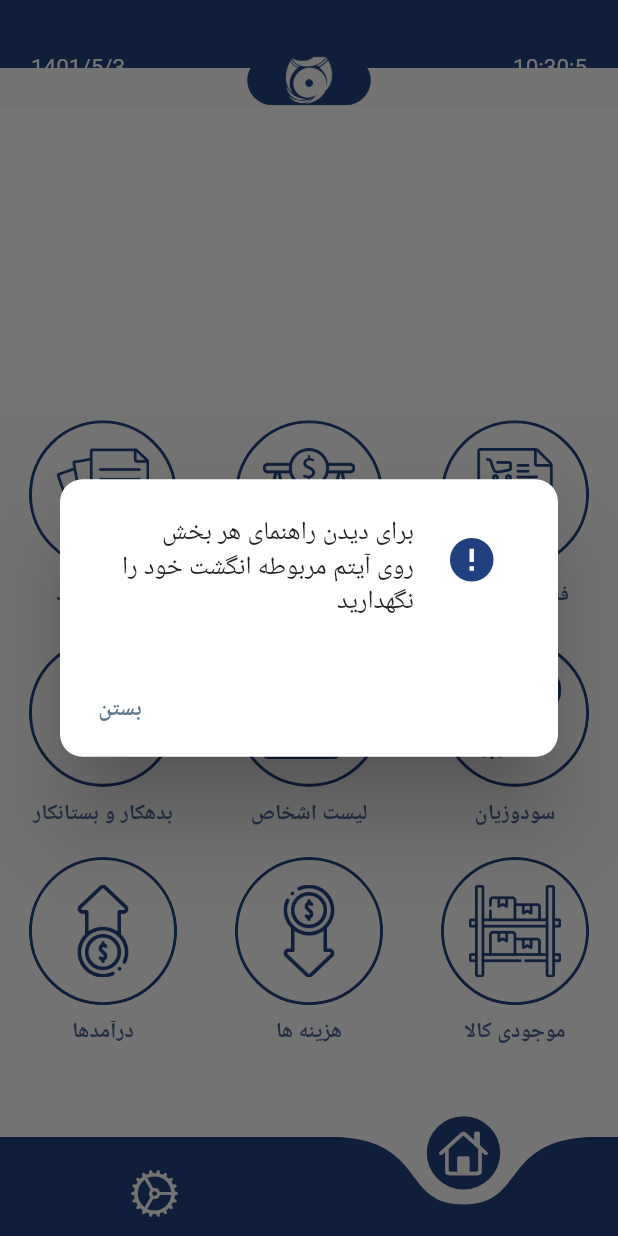
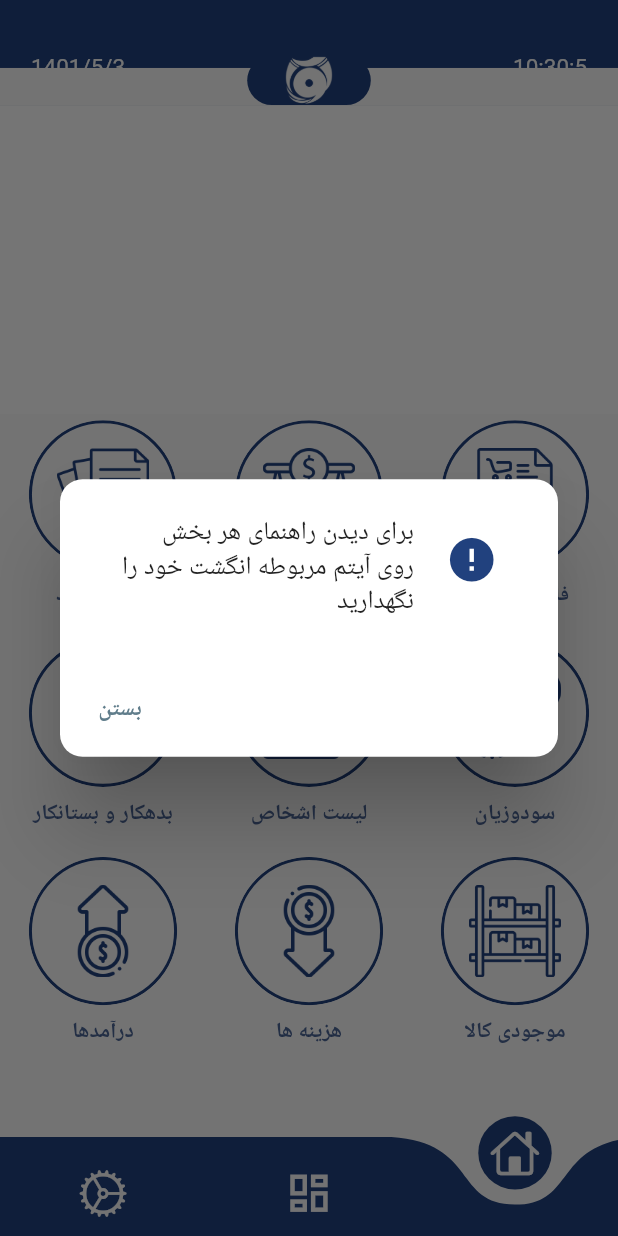
Before and after one commit to hasanjfrpr/novin_dashboard1, a Flutter app: the HomeScreen screen opened directly, after a tap on "فاکتور فروش", after a tap on "تراز آزمایشی", on a phone screen of 412 x 824 dp. Run offline on Flutter 3.47's test engine with Material 2 defaults, Android fonts, the phone set to English and light mode, and no system bars; drawn by our look-alikes of carousel_slider, curved_navigation_bar, showcaseview; our stand-ins replace flutter_keyboard_visibility, flutter_phoenix, get, local_auth, lottie and 4 more; missing offline and left inert: dart:ffi, local_auth_android, local_auth_ios, persian_datetime_picker, search_choices; accounts and stored records are empty; network calls fail; Roboto replaces fonts that are missing (IrSans).

Commit message:
add dashboard

```diff
--- a/lib/controllers/HomeController/HomeController.dart
+++ b/lib/controllers/HomeController/HomeController.dart
@@ -7,7 +7,7 @@ import 'package:shamsi_date/shamsi_date.dart';
 
 class HomeController extends GetxController{
   var jalili = Jalali.now().obs;
-  RxInt currentActiveScreen = 0.obs;
+  RxInt currentActiveScreen = 1.obs;
 
 
 
--- a/lib/controllers/splashController/SplashController.dart
+++ b/lib/controllers/splashController/SplashController.dart
@@ -191,7 +191,7 @@ class SplashController extends GetxController with GetSingleTickerProviderStateM
                     ),
                   ),
                 ),
-                barrierDismissible: false);
+                barrierDismissible: true);
           }
         });
       }
--- a/lib/views/Home/HomeScreen.dart
+++ b/lib/views/Home/HomeScreen.dart
@@ -9,6 +9,7 @@ import 'package:novin_dashboard1/controllers/HomeController/HomeController.dart'
 import 'package:novin_dashboard1/resource/Resource.dart';
 import 'package:novin_dashboard1/views/Home/MainScreen/MainScreen.dart';
 import 'package:novin_dashboard1/views/Home/SettingScreen/SettinScreen.dart';
+import 'package:novin_dashboard1/views/dashboard/Dashboard.dart';
 import 'package:shamsi_date/shamsi_date.dart';
 
 
@@ -87,12 +88,15 @@ class HomeScreen extends StatelessWidget {
           ),
           bottomNavigationBar:CurvedNavigationBar(items: [
               Icon(CupertinoIcons.home , color: Color(AppColor.onPrimaryColor),size: wi*0.08,),
+           Icon(Icons.dashboard_outlined , color: Color(AppColor.onPrimaryColor),size: wi*0.08,),
               Icon(CupertinoIcons.settings, color: Color(AppColor.onPrimaryColor) , size: wi*0.08,)
             ],
               backgroundColor: Color(AppColor.onPrimaryColor),
             color: Color(AppColor.primaryColor),
             animationDuration: Duration(milliseconds: 250),
             height: he*.08,
+            index: 1,
+            //index: 0,
             onTap: (index){
             controller.currentActiveScreen.value = index;
             },
@@ -101,7 +105,8 @@ class HomeScreen extends StatelessWidget {
 
 
           body: Obx((){
-            return controller.currentActiveScreen==0 ? MainScreen() : SettingScreen();
+            return controller.currentActiveScreen.value==1 ?  DashBoardScreen(): controller.currentActiveScreen.value==0 ? MainScreen() : SettingScreen();
+           // return controller.currentActiveScreen == 0 ? MainScreen() : SettingScreen();
           }
           ),
       ),
--- a/pubspec.yaml
+++ b/pubspec.yaml
@@ -58,8 +58,9 @@ dependencies:
   lottie: ^1.3.0
   showcaseview: ^1.1.5
   flutter_keyboard_visibility: ^5.2.0
-  syncfusion_flutter_charts: ^20.1.61
-  animated_text_kit: ^4.2.1
+  syncfusion_flutter_charts: ^20.2.38
+
+
 
 
 
```
Also changed, not shown: pubspec.lock, 2 other files.
